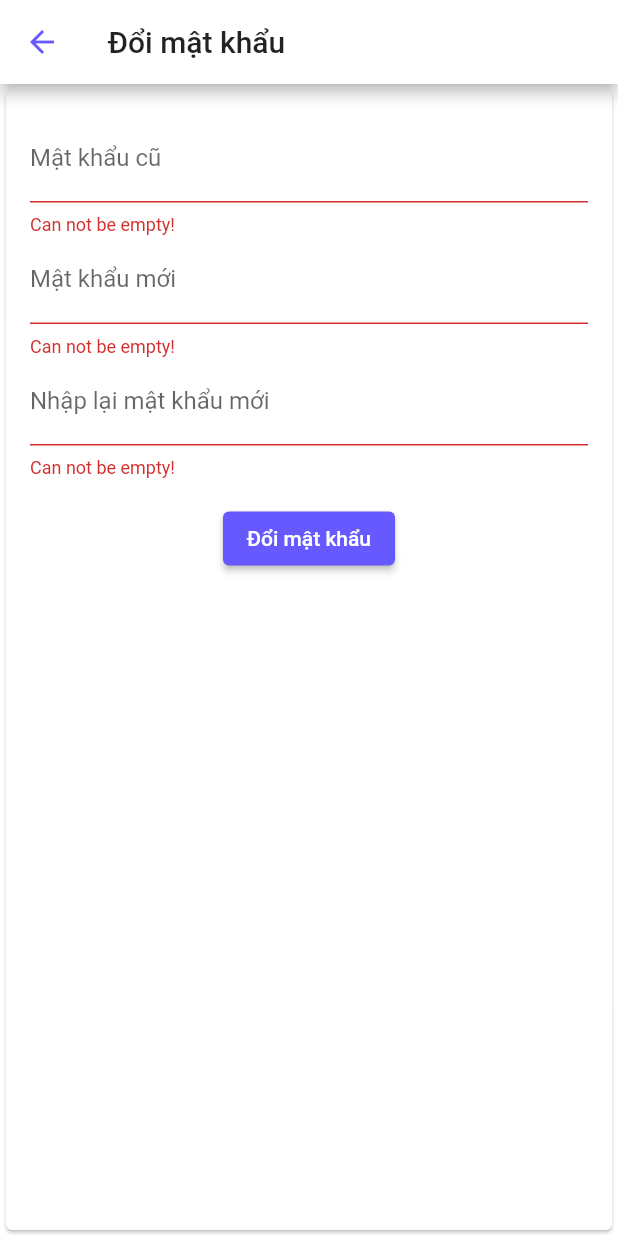
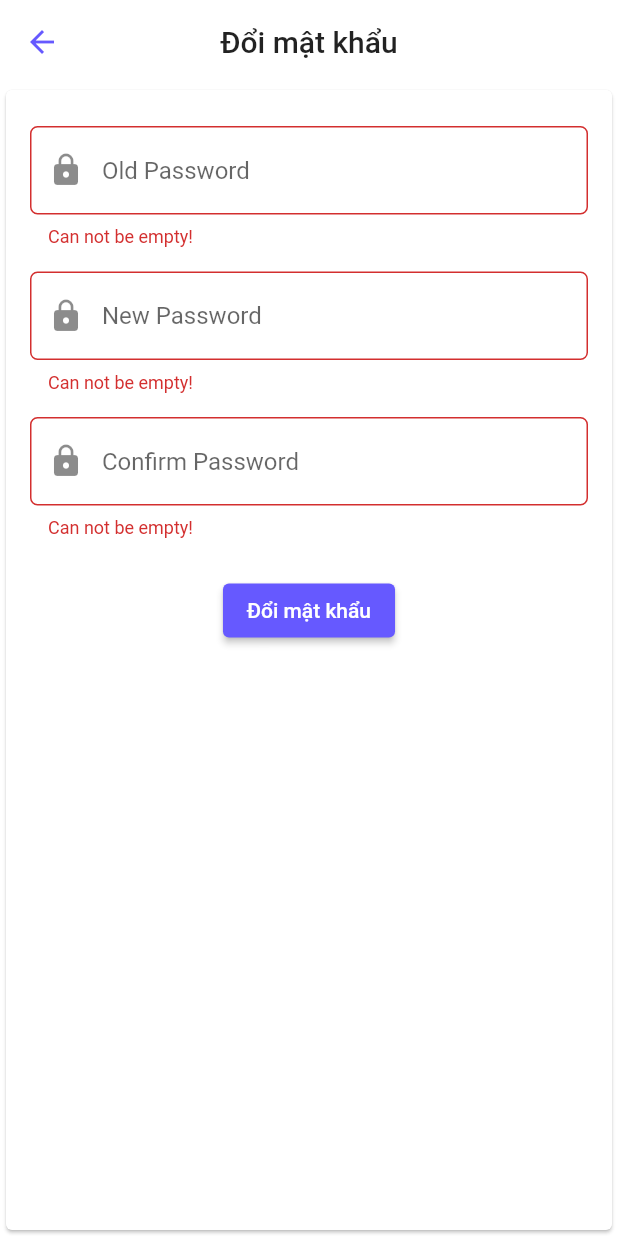
Before and after one commit to MinhGiang241/tripples, a Flutter app: the UpdatePassword screen opened directly, after a tap on "Đổi mật khẩu", on a phone screen of 412 x 824 dp. Run offline on Flutter 3.47's test engine with Material 2 defaults, Android fonts, the phone set to English and light mode, and no system bars; our stand-ins replace _discoveryapis_commons, auto_size_text, file_picker, flutter_html, flutter_pw_validator, fluttertoast and 5 more; missing offline and left inert: googleapis, oauth2; accounts and stored records are empty; network calls fail.

Commit message:
remove register and add realtime valiadate password

```diff
--- a/lib/data_sources/api/api_client.dart
+++ b/lib/data_sources/api/api_client.dart
@@ -132,7 +132,7 @@ class ApiClient {
             if (a == 1) {
               var result = await googleUpload();
               print(result.id);
-              if (result.id != null) {
+              if (result.containsKey('id') && result.id != null) {
                 byteCount = totalByteLength;
                 setId(result.id);
               } else {
--- a/lib/screens/auth/components/auth_input.dart
+++ b/lib/screens/auth/components/auth_input.dart
@@ -10,6 +10,7 @@ class AuthInput extends StatelessWidget {
     required this.keyboardType,
     required this.prefixIcon,
     this.validator,
+    this.tab,
   }) : super(key: key);
   final TextEditingController controller;
   final String hint;
@@ -17,11 +18,17 @@ class AuthInput extends StatelessWidget {
   final TextInputType keyboardType;
   final Widget prefixIcon;
   final String? Function(String?)? validator;
+  final Function? tab;
   @override
   Widget build(BuildContext context) {
     return Padding(
       padding: EdgeInsets.symmetric(vertical: padding / 2),
       child: TextFormField(
+        onTap: () {
+          if (tab != null) {
+            tab!();
+          }
+        },
         obscureText: obscure,
         controller: controller,
         keyboardType: keyboardType,
--- a/lib/screens/profile/edit_password.dart
+++ b/lib/screens/profile/edit_password.dart
@@ -1,6 +1,7 @@
 // ignore_for_file: deprecated_member_use
 
 import "package:flutter/material.dart";
+import 'package:flutter_pw_validator/flutter_pw_validator.dart';
 import 'package:graphql_flutter/graphql_flutter.dart';
 import 'package:intl/intl.dart';
 import 'package:provider/provider.dart';
@@ -9,6 +10,7 @@ import 'package:survey/constants.dart';
 import '../../controllers/auth/auth_controller.dart';
 import '../../data_sources/api/constants.dart';
 import '../../generated/l10n.dart';
+import '../auth/components/auth_input.dart';
 import 'user_profile.dart';
 
 class UpdatePassword extends StatefulWidget {
@@ -19,12 +21,12 @@ class UpdatePassword extends StatefulWidget {
 
 class _UpdatePassword extends State<UpdatePassword> {
   final oldPasController = TextEditingController();
-  final newPasCotroller = TextEditingController();
+  final newPasController = TextEditingController();
   final confirmNewPasCotroller = TextEditingController();
 
   void submitData() {
     print(oldPasController.text);
-    print(newPasCotroller.text);
+    print(newPasController.text);
     print(confirmNewPasCotroller.text);
     Navigator.of(context).pop();
   }
@@ -43,7 +45,7 @@ class _UpdatePassword extends State<UpdatePassword> {
       print(result);
       // ignore: await_only_futures
       await runMutation(
-          {"oldpass": oldPasController.text, "newpass": newPasCotroller.text});
+          {"oldpass": oldPasController.text, "newpass": newPasController.text});
     }
   }
 
@@ -60,6 +62,7 @@ class _UpdatePassword extends State<UpdatePassword> {
   }
 
   final _formKey = GlobalKey<FormState>();
+  bool showValKey = false;
   @override
   Widget build(BuildContext context) {
     var changePassword = '''
@@ -86,7 +89,10 @@ class _UpdatePassword extends State<UpdatePassword> {
     return GraphQLProvider(
       client: client,
       child: Scaffold(
+        resizeToAvoidBottomInset: false,
         appBar: AppBar(
+          centerTitle: true,
+          elevation: 0,
           title: Text(
             "Đổi mật khẩu",
             style: Theme.of(context).textTheme.headline6,
@@ -100,47 +106,74 @@ class _UpdatePassword extends State<UpdatePassword> {
             child: Column(
               crossAxisAlignment: CrossAxisAlignment.center,
               children: <Widget>[
-                TextFormField(
-                    decoration: const InputDecoration(labelText: "Mật khẩu cũ"),
+                AuthInput(
+                  obscure: true,
                   controller: oldPasController,
-                    obscureText: true,
-                    validator: (v) {
-                      if (v!.isEmpty) {
+                  hint: "Old Password",
+                  keyboardType: TextInputType.text,
+                  prefixIcon: Icon(Icons.lock),
+                  validator: (val) {
+                    if (val!.isEmpty) {
                       return S.current.not_blank;
                     } else {
                       return null;
                     }
-                    }),
-                TextFormField(
-                    decoration: const InputDecoration(
-                      labelText: "Mật khẩu mới",
+                  },
                 ),
-                    controller: newPasCotroller,
-                    obscureText: true,
-                    validator: (v) {
-                      if (v!.isEmpty) {
+                AuthInput(
+                  obscure: true,
+                  controller: newPasController,
+                  hint: "New Password",
+                  keyboardType: TextInputType.text,
+                  prefixIcon: Icon(Icons.lock),
+                  tab: () {
+                    setState(() {
+                      showValKey = true;
+                    });
+                  },
+                  validator: (val) {
+                    if (val!.isEmpty) {
                       return S.current.not_blank;
-                      } else {
+                    } else if (!RegExp(r"^[\s\S]{6,20}$").hasMatch(val)) {
+                      return "Mật khẩu ít nhất 6 ký tự và nhiều nhất 20 ký tự";
+                    } else if (!RegExp(r"^(?=.*[A-Za-z])(?=.*\d)[A-Za-z\d]")
+                        .hasMatch(val)) {
+                      return "Mật khẩu ít nhất 1 chữ cái , 1 số";
+                    } else if (!RegExp(r"(?=.*[@$!%*#?&])[A-Za-z\d@$!%*#?&]")
+                        .hasMatch(val)) {
+                      return "Mật khẩu ít nhất 1 ký tự đặc biệt";
+                    }
                     return null;
-                      }
-                    }),
-                TextFormField(
-                  validator: (v) {
-                    // ignore: unrelated_type_equality_checks
-                    if (v!.isEmpty) {
+                  },
+                ),
+                if (showValKey)
+                  FlutterPwValidator(
+                    controller: newPasController,
+                    minLength: 6,
+                    uppercaseCharCount: 1,
+                    numericCharCount: 1,
+                    specialCharCount: 1,
+                    width: 400,
+                    height: 150,
+                    onSuccess: () {
+                      print("Matched");
+                    },
+                  ),
+                AuthInput(
+                  obscure: true,
+                  controller: confirmNewPasCotroller,
+                  hint: S.current.confirm_pass,
+                  keyboardType: TextInputType.text,
+                  prefixIcon: Icon(Icons.lock),
+                  validator: (val) {
+                    if (val!.isEmpty) {
                       return S.current.not_blank;
-                    } else if (v != newPasCotroller.text) {
-                      return 'mật khẩu không khớp';
+                    } else if (val != confirmNewPasCotroller.text) {
+                      return S.current.not_same;
                     } else {
                       return null;
                     }
                   },
-                  obscureText: true,
-                  decoration: const InputDecoration(
-                    labelText: "Nhập lại mật khẩu mới",
-                  ),
-                  controller: confirmNewPasCotroller,
-                  // onSubmitted: (_) => submitData
                 ),
                 Mutation(
                   options: MutationOptions(
--- a/lib/screens/profile/user_profile.dart
+++ b/lib/screens/profile/user_profile.dart
@@ -65,8 +65,10 @@ class DetailUser extends StatelessWidget {
       client: client,
       child: Scaffold(
           appBar: AppBar(
+            centerTitle: true,
             title: Text("Thông tin cá nhân",
                 style: Theme.of(context).textTheme.headline6),
+            elevation: 0,
           ),
           body: Query(
               options: QueryOptions(document: gql(queryInfo)),
--- a/pubspec.yaml
+++ b/pubspec.yaml
@@ -45,6 +45,7 @@ dependencies:
   pull_to_refresh: ^2.0.0
   google_sign_in: ^5.4.0
   googleapis: ^9.1.0
+  flutter_pw_validator: ^1.4.2
 
 dev_dependencies:
   flutter_test:
```
Also changed, not shown: lib/screens/auth/login/components/login_form.dart (+24 -21 lines), lib/screens/auth/register/components/register_form.dart (+55 -18 lines), pubspec.lock. Lines whose indentation alone changed are shown as unchanged.
